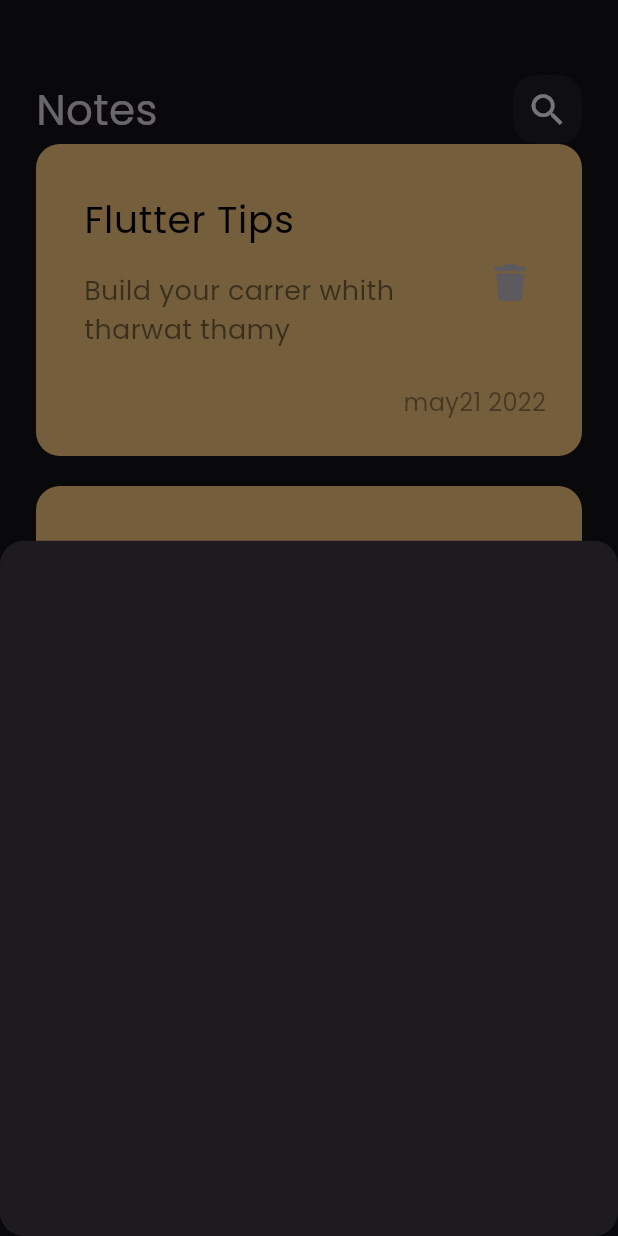
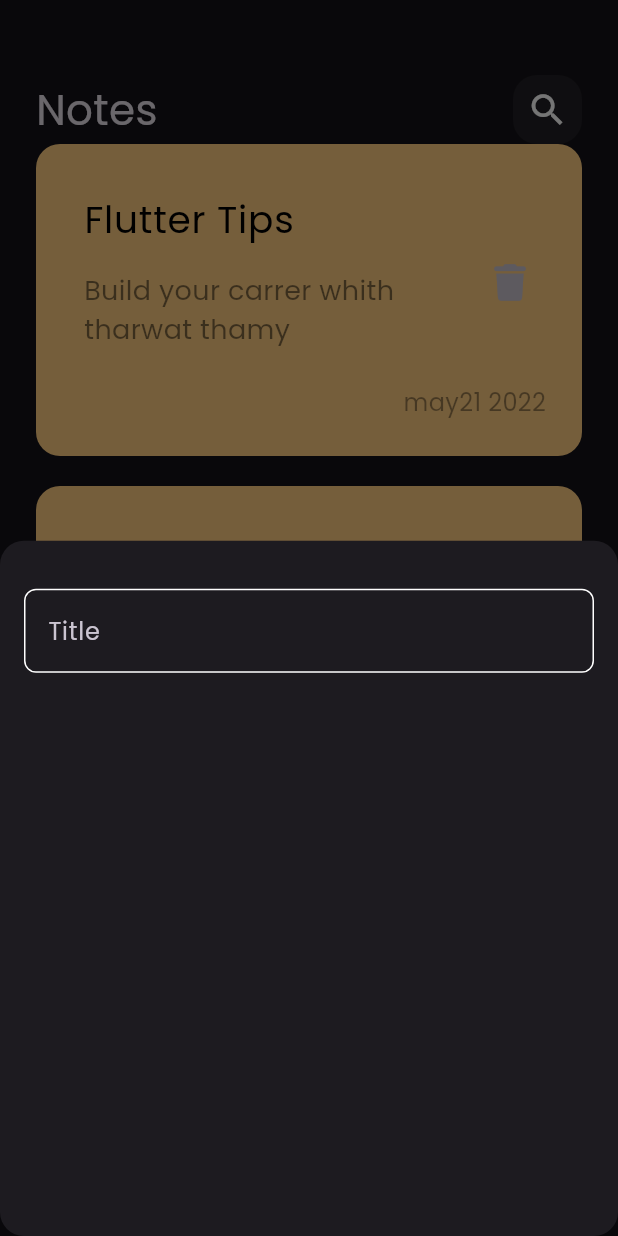
Before and after one commit to abo3amer69/notes_app, a Flutter app: the screen it shows after launch, after a tap on the "add" icon, on a phone screen of 412 x 824 dp. Run offline on Flutter 3.47's test engine with Material 3 defaults, Android fonts, the phone set to English and light mode, and no system bars; our stand-ins replace font_awesome_flutter.

Commit message:
create custom text field

```diff
--- /dev/null
+++ b/lib/constants.dart
@@ -0,0 +1,3 @@
+import 'package:flutter/material.dart';
+
+const KPrimaryColor =Color(0xff62FCD7);
--- a/lib/views/widgets/add_note_buttom_sheet.dart
+++ b/lib/views/widgets/add_note_buttom_sheet.dart
@@ -1,10 +1,19 @@
 import 'package:flutter/material.dart';
+import 'package:note_app/views/widgets/custom_text_field.dart';
 
 class AddNoteButtomSheet extends StatelessWidget {
   const AddNoteButtomSheet({super.key});
 
   @override
   Widget build(BuildContext context) {
-    return Container();
+    return Padding(
+      padding: const EdgeInsets.symmetric(horizontal: 16),
+      child: Column(
+        children: [
+          SizedBox(height: 32,),
+          CustomTextField(),
+        ],
+      ),
+    );
   }
 }
--- /dev/null
+++ b/lib/views/widgets/custom_text_field.dart
@@ -0,0 +1,30 @@
+import 'package:flutter/material.dart';
+import 'package:note_app/constants.dart';
+
+class CustomTextField extends StatelessWidget {
+  const CustomTextField({super.key});
+
+  @override
+  Widget build(BuildContext context) {
+    return TextField(
+      cursorColor: KPrimaryColor,
+      decoration: InputDecoration(
+        hintText: 'Title',
+        border: buildBorder(),
+        enabledBorder: buildBorder(),
+        focusedBorder: buildBorder(KPrimaryColor),
+      ),
+    );
+  }
+
+  OutlineInputBorder buildBorder([color]) {
+    return OutlineInputBorder(
+      borderRadius: BorderRadius.circular(
+        8,
+      ),
+      borderSide: BorderSide(
+        color: color ?? Colors.white,
+      ),
+    );
+  }
+}
```
